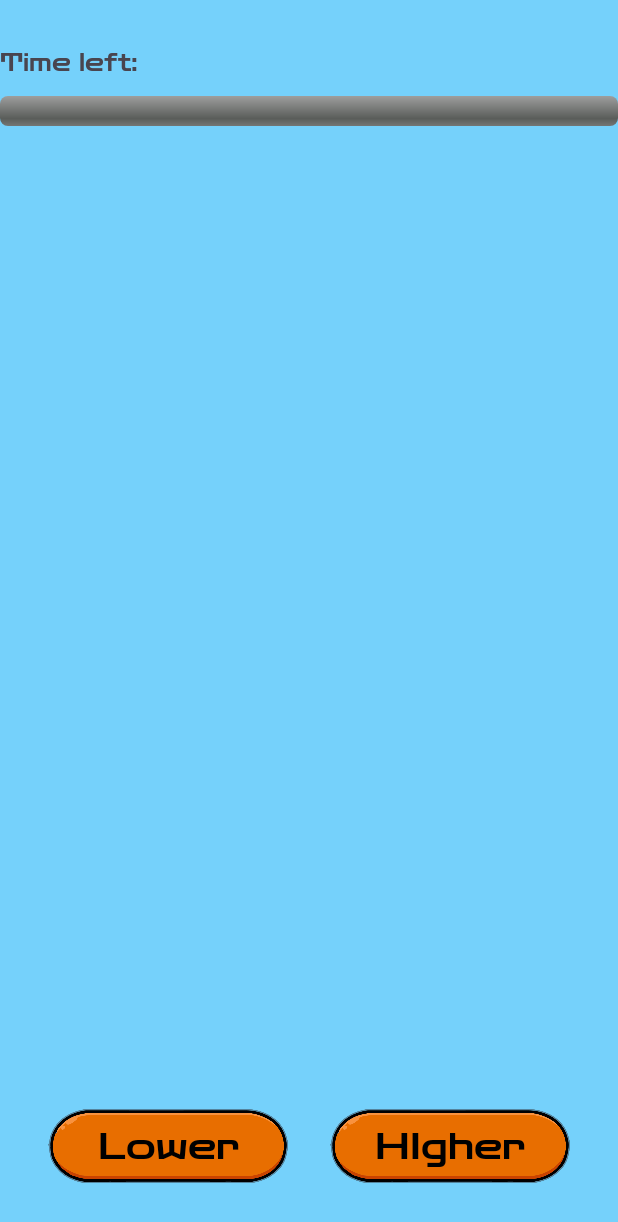
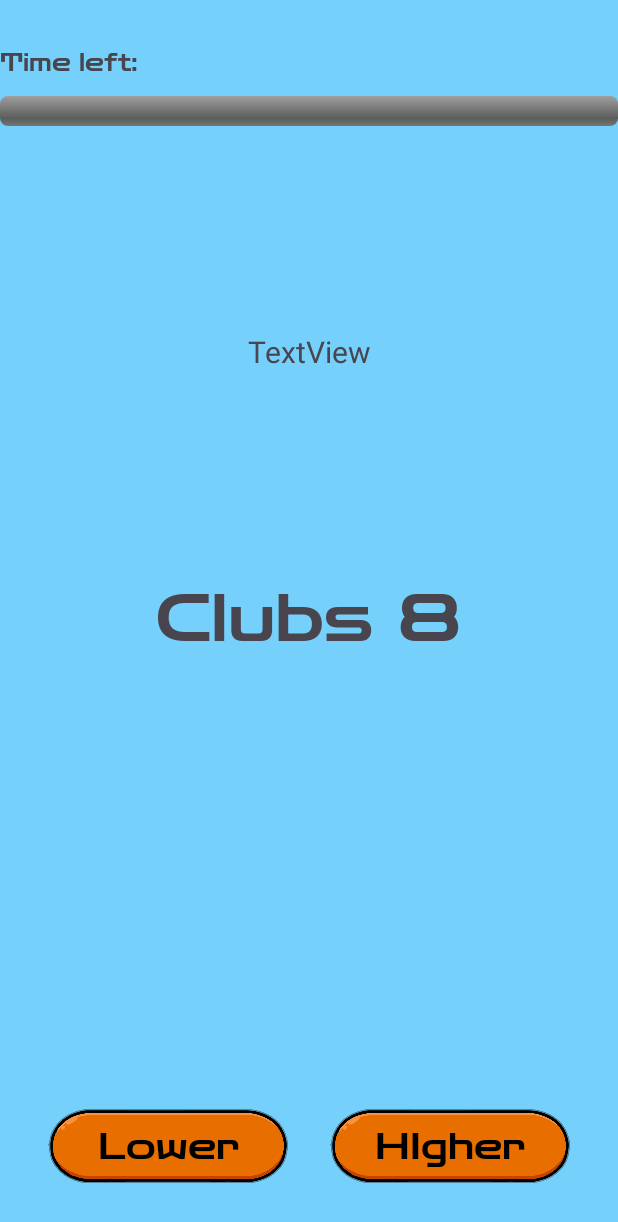
Before and after one commit to jonasbondesson84/ma23_kotlin_CardGame, an Android app: the GameScreen screen opened directly, with no data from a screen before it, after a tap on an icon or button, on a phone screen of 412 x 824 dp. Shown: the top 1222 px of the screen. Run offline under Robolectric (Android 15) with nearby library versions, the phone set to English and light mode, and no system bars.

Commit message:
started first game mode

```diff
--- a/app/build.gradle.kts
+++ b/app/build.gradle.kts
@@ -41,6 +41,9 @@ dependencies {
     implementation("androidx.appcompat:appcompat:1.6.1")
     implementation("com.google.android.material:material:1.10.0")
     implementation("androidx.constraintlayout:constraintlayout:2.1.4")
+    implementation("androidx.lifecycle:lifecycle-viewmodel-ktx:2.6.2")
+    implementation("androidx.activity:activity-ktx:1.8.1")
+    implementation("androidx.fragment:fragment-ktx:1.6.2")
     testImplementation("junit:junit:4.13.2")
     androidTestImplementation("androidx.test.ext:junit:1.1.5")
     androidTestImplementation("androidx.test.espresso:espresso-core:3.5.1")
--- a/app/src/main/java/com/example/cardgame/GameFragment.kt
+++ b/app/src/main/java/com/example/cardgame/GameMode0Fragment.kt
@@ -5,6 +5,8 @@ import android.os.CountDownTimer
 import android.view.LayoutInflater
 import android.view.View
 import android.view.ViewGroup
+import android.widget.ImageButton
+import android.widget.TextView
 import androidx.fragment.app.Fragment
 
 // TODO: Rename parameter arguments, choose names that match
@@ -12,16 +14,28 @@ import androidx.fragment.app.Fragment
 private const val ARG_PARAM1 = "param1"
 private const val ARG_PARAM2 = "param2"
 private const val TIMER_SECONDS: Long = 10000
+
 /**
  * A simple [Fragment] subclass.
- * Use the [GameFragment.newInstance] factory method to
+ * Use the [GameMode0Fragment.newInstance] factory method to
  * create an instance of this fragment.
  */
-class GameFragment : Fragment() {
+class GameMode0Fragment : Fragment() {
     // TODO: Rename and change types of parameters
     private var param1: String? = null
     private var param2: String? = null
     val gameDoneFragment = gameDoneFragment()
+    var gameMode: Int = 0
+    var currentLevel: Int? = 0
+    var deckOfCard = deckOfCard()
+    var currentCardIndex = 0
+    var score = 0
+    var currentCard = deckOfCard.getNewCard(0)
+    var nextCard = deckOfCard.getNewCard(1)
+
+    lateinit var tvCard: TextView
+    lateinit var tvCurrentScore: TextView
+
 
     override fun onCreate(savedInstanceState: Bundle?) {
         super.onCreate(savedInstanceState)
@@ -29,6 +43,7 @@ class GameFragment : Fragment() {
             param1 = it.getString(ARG_PARAM1)
             param2 = it.getString(ARG_PARAM2)
         }
+
     }
 
     override fun onCreateView(
@@ -36,7 +51,28 @@ class GameFragment : Fragment() {
         savedInstanceState: Bundle?
     ): View? {
         // Inflate the layout for this fragment
-        val view = inflater.inflate(R.layout.fragment_game, container, false)
+        val view = inflater.inflate(R.layout.fragment_gamemode0, container, false)
+//        val args = arguments
+//        var gameLevels : List<Level>? = args?.getParcelableArrayList<Level>("gameLevels")
+//        //currentLevel = args?.getParcelable("currentLevel")
+//
+//        gameLevels?.let {
+//            gameMode = gameLevels[0].gameMode
+//        }
+        tvCard = view.findViewById(R.id.tvCard)
+        val cardText = "${currentCard.suite} ${currentCard.number}"
+        tvCard.text = cardText
+        val btnHigher: ImageButton = view.findViewById(R.id.imbHigher)
+        val btnLower: ImageButton = view.findViewById(R.id.imbStart)
+        tvCurrentScore = view.findViewById(R.id.tvCurrentScore)
+
+        btnHigher.setOnClickListener() {
+            checkCardHigher()
+        }
+
+        btnLower.setOnClickListener() {
+            checkCardLower()
+        }
 
         startTimer()
 
@@ -55,7 +91,7 @@ class GameFragment : Fragment() {
         // TODO: Rename and change types and number of parameters
         @JvmStatic
         fun newInstance(param1: String, param2: String) =
-            GameFragment().apply {
+            GameMode0Fragment().apply {
                 arguments = Bundle().apply {
                     putString(ARG_PARAM1, param1)
                     putString(ARG_PARAM2, param2)
@@ -67,20 +103,57 @@ class GameFragment : Fragment() {
         object : CountDownTimer(TIMER_SECONDS, 1000) {
             override fun onTick(millisUntilFinished: Long) {
                 //tvTimer.setText(getString(R.string.timeLeft, (millisUntilFinished / 1000).toString()))
+
             }
+
             override fun onFinish() {
                 //tvTimer.visibility = View.INVISIBLE
-                 //When time stop, game stops
-                showGameDoneFragment(null)
+                //When time stop, game stops
+          //      showGameDoneFragment(null)
 
             }
         }.start()
     }
 
     fun showGameDoneFragment(view: View?) {
+
+        gameDoneFragment.arguments
         val transaction = requireActivity().supportFragmentManager.beginTransaction()
         transaction.replace(R.id.fmGameScreen, gameDoneFragment, "gameDoneFragment")
         transaction.commit()
 
     }
+
+    fun showNextCard() {
+        if (currentCardIndex < deckOfCard.getDeckSize()) {
+            currentCardIndex++
+            currentCard = deckOfCard.getNewCard(currentCardIndex)
+            nextCard = deckOfCard.getNewCard(currentCardIndex+1)
+            var cardText = " ${currentCard.suite} ${currentCard.number} "
+            tvCard.text = cardText
+
+
+        } else {
+            deckOfCard.shuffleCards()
+            currentCardIndex = 0
+            showNextCard()
+        }
+    }
+
+    fun checkCardHigher() {
+        if (nextCard.number >= currentCard.number) {
+            score++
+        }
+        tvCurrentScore.text = score.toString()
+        showNextCard()
+    }
+
+    fun checkCardLower() {
+        if(nextCard.number <= currentCard.number) {
+            score++
+        }
+        tvCurrentScore.text = score.toString()
+        showNextCard()
+    }
+
 }
--- a/app/src/main/java/com/example/cardgame/GameScreen.kt
+++ b/app/src/main/java/com/example/cardgame/GameScreen.kt
@@ -4,15 +4,27 @@ import android.os.Bundle
 import android.view.View
 import androidx.appcompat.app.AppCompatActivity
 
+
+
 class GameScreen : AppCompatActivity() {
 
     val gameIntroFragment = gameIntroFragment()
-    val gameDoneFragment = gameDoneFragment()
+
+//    val gameLevels = GameLevels().gameLevels
+//    var currentLevel = 0
+
 
     override fun onCreate(savedInstanceState: Bundle?) {
         super.onCreate(savedInstanceState)
         setContentView(R.layout.activity_game_screen)
+//
+//        var bundle = Bundle()
+//        bundle.putParcelableArrayList("gameLevels", gameLevels as ArrayList<out Parcelable>?)
+//        bundle.putInt("currentLevel", currentLevel)
+//        gameIntroFragment.arguments = bundle
+
         showIntroFragment(null)
+
     }
 
     fun showIntroFragment(view: View?) {
--- a/app/src/main/java/com/example/cardgame/Levels.kt
+++ /dev/null
@@ -1,4 +0,0 @@
-package com.example.cardgame
-
-class Levels {
-}
--- a/app/src/main/java/com/example/cardgame/MainActivity.kt
+++ b/app/src/main/java/com/example/cardgame/MainActivity.kt
@@ -17,6 +17,7 @@ class MainActivity : AppCompatActivity() {
         val btnPlay: ImageView = findViewById(R.id.imbPlay)
         val gameIntent = Intent(this, GameScreen::class.java)
 
+
         btnPlay.setOnClickListener() {
             startActivity(gameIntent)
         }
--- a/app/src/main/java/com/example/cardgame/deckOfCard.kt
+++ b/app/src/main/java/com/example/cardgame/deckOfCard.kt
@@ -2,10 +2,11 @@ package com.example.cardgame
 
 class deckOfCard {
 
-    private val deckOfCard = mutableListOf<Card>()
+     val deckOfCard = mutableListOf<Card>()
 
     init {
         createDeck()
+        shuffleCards()
     }
 
 
@@ -45,4 +46,8 @@ class deckOfCard {
     fun shuffleCards() {
         deckOfCard.shuffle()
     }
+
+    fun getNewCard(currentCardIndex: Int): Card {
+        return deckOfCard[currentCardIndex]
+    }
 }
--- a/app/src/main/java/com/example/cardgame/gameDoneFragment.kt
+++ b/app/src/main/java/com/example/cardgame/gameDoneFragment.kt
@@ -34,7 +34,11 @@ class gameDoneFragment : Fragment() {
         savedInstanceState: Bundle?
     ): View? {
         // Inflate the layout for this fragment
-        return inflater.inflate(R.layout.fragment_game_done, container, false)
+        val view = inflater.inflate(R.layout.fragment_game_done, container, false)
+
+
+
+        return view
     }
 
     companion object {
--- a/app/src/main/java/com/example/cardgame/gameIntroFragment.kt
+++ b/app/src/main/java/com/example/cardgame/gameIntroFragment.kt
@@ -6,6 +6,7 @@ import android.view.View
 import android.view.ViewGroup
 import android.widget.ImageButton
 import androidx.fragment.app.Fragment
+
 
 // TODO: Rename parameter arguments, choose names that match
 // the fragment initialization parameters, e.g. ARG_ITEM_NUMBER
@@ -22,7 +23,10 @@ class gameIntroFragment : Fragment() {
     private var param1: String? = null
     private var param2: String? = null
 
-    val gameFragment = GameFragment()
+    val gameMode0Fragment = GameMode0Fragment()
+  //  lateinit var tvRules: TextView
+//    var gameLevels: List<Level>? = null
+//    var currentLevel: Int = 0
 
 
     override fun onCreate(savedInstanceState: Bundle?) {
@@ -31,6 +35,8 @@ class gameIntroFragment : Fragment() {
             param1 = it.getString(ARG_PARAM1)
             param2 = it.getString(ARG_PARAM2)
         }
+
+
     }
 
     override fun onCreateView(
@@ -40,9 +46,21 @@ class gameIntroFragment : Fragment() {
         // Inflate the layout for this fragment
         val view = inflater.inflate(R.layout.fragment_game_intro, container, false)
         val btnNext: ImageButton = view.findViewById(R.id.imbStart)
+       // tvRules = view.findViewById(R.id.tvRules)
+//        val args = arguments
+//        gameLevels = args?.getParcelableArrayList<Level>("gameLevels")
+//
+//        gameLevels?.let {
+//            tvRules.text = gameLevels[currentLevel].rules
+//        }
+
 
         btnNext.setOnClickListener() {
-            showGameFragment(null)
+//            var bundle = Bundle()
+//            bundle.putParcelableArrayList("gameLevels", gameLevels as ArrayList<out Parcelable>?)
+//            bundle.putInt("currentLevel", currentLevel)
+//            gameMode0Fragment.arguments = bundle
+            showGameFragment(it)
 
         }
         return view
@@ -71,7 +89,7 @@ class gameIntroFragment : Fragment() {
 
     fun showGameFragment(view: View?) {
         val transaction = requireActivity().supportFragmentManager.beginTransaction()
-        transaction.replace(R.id.fmGameScreen, gameFragment, "gameFragment")
+        transaction.replace(R.id.fmGameScreen, gameMode0Fragment, "gameFragment")
         transaction.commit()
 
     }
--- a/app/src/main/res/layout/activity_game_screen.xml
+++ b/app/src/main/res/layout/activity_game_screen.xml
@@ -11,7 +11,6 @@
         android:id="@+id/fmGameScreen"
         android:layout_width="0dp"
         android:layout_height="0dp"
-        android:onClick="showGameFragment"
         app:layout_constraintBottom_toBottomOf="parent"
         app:layout_constraintEnd_toEndOf="parent"
         app:layout_constraintStart_toStartOf="parent"
--- a/app/src/main/res/layout/fragment_game_done.xml
+++ b/app/src/main/res/layout/fragment_game_done.xml
@@ -68,7 +68,7 @@
             android:layout_height="wrap_content"
             android:layout_marginTop="24dp"
             android:fontFamily="@font/zendots"
-            android:text="Level complete"
+            android:text="Level done"
             android:textAlignment="center"
             android:textColor="@color/black"
             android:textSize="18sp"
--- a/app/src/main/res/layout/fragment_game.xml
+++ b/app/src/main/res/layout/fragment_gamemode0.xml
@@ -4,7 +4,7 @@
     xmlns:tools="http://schemas.android.com/tools"
     android:layout_width="match_parent"
     android:layout_height="match_parent"
-    tools:context=".GameFragment">
+    tools:context=".GameMode0Fragment">
 
     <androidx.constraintlayout.widget.ConstraintLayout
         android:layout_width="match_parent"
@@ -34,17 +34,6 @@
             app:layout_constraintBottom_toBottomOf="parent"
             app:layout_constraintStart_toStartOf="parent" />
 
-        <FrameLayout
-            android:layout_width="200dp"
-            android:layout_height="300dp"
-            android:layout_marginBottom="64dp"
-            app:layout_constraintBottom_toBottomOf="parent"
-            app:layout_constraintEnd_toEndOf="parent"
-            app:layout_constraintStart_toStartOf="parent"
-            app:layout_constraintTop_toTopOf="parent">
-
-        </FrameLayout>
-
         <TextView
             android:id="@+id/tvHigher"
             android:layout_width="wrap_content"
@@ -59,7 +48,7 @@
             app:layout_constraintTop_toTopOf="@+id/imbHigher" />
 
         <TextView
-            android:id="@+id/tvLower"
+            android:id="@+id/tvStart"
             android:layout_width="wrap_content"
             android:layout_height="wrap_content"
             android:fontFamily="@font/zen_dots"
@@ -91,6 +80,30 @@
             android:textSize="16dp"
             app:layout_constraintBottom_toTopOf="@+id/pbTime"
             app:layout_constraintStart_toStartOf="parent" />
+
+        <TextView
+            android:id="@+id/tvCard"
+            android:layout_width="wrap_content"
+            android:layout_height="wrap_content"
+            android:fontFamily="@font/zendots"
+            android:text="TextView"
+            android:textSize="44sp"
+            app:layout_constraintBottom_toBottomOf="parent"
+            app:layout_constraintEnd_toEndOf="parent"
+            app:layout_constraintStart_toStartOf="parent"
+            app:layout_constraintTop_toTopOf="parent" />
+
+        <TextView
+            android:id="@+id/tvCurrentScore"
+            android:layout_width="wrap_content"
+            android:layout_height="wrap_content"
+            android:text="TextView"
+            android:textSize="20sp"
+            app:layout_constraintBottom_toTopOf="@+id/tvCard"
+            app:layout_constraintEnd_toEndOf="parent"
+            app:layout_constraintStart_toStartOf="parent"
+            app:layout_constraintTop_toBottomOf="@+id/pbTime" />
+
     </androidx.constraintlayout.widget.ConstraintLayout>
 
 </FrameLayout>
```
Also changed, not shown: app/src/main/java/com/example/cardgame/GameLevels.kt (added, +36 -0 lines), app/src/main/java/com/example/cardgame/Level.kt (added, +37 -0 lines), app/src/main/res/layout/fragment_game_intro.xml (+4 -3 lines).
